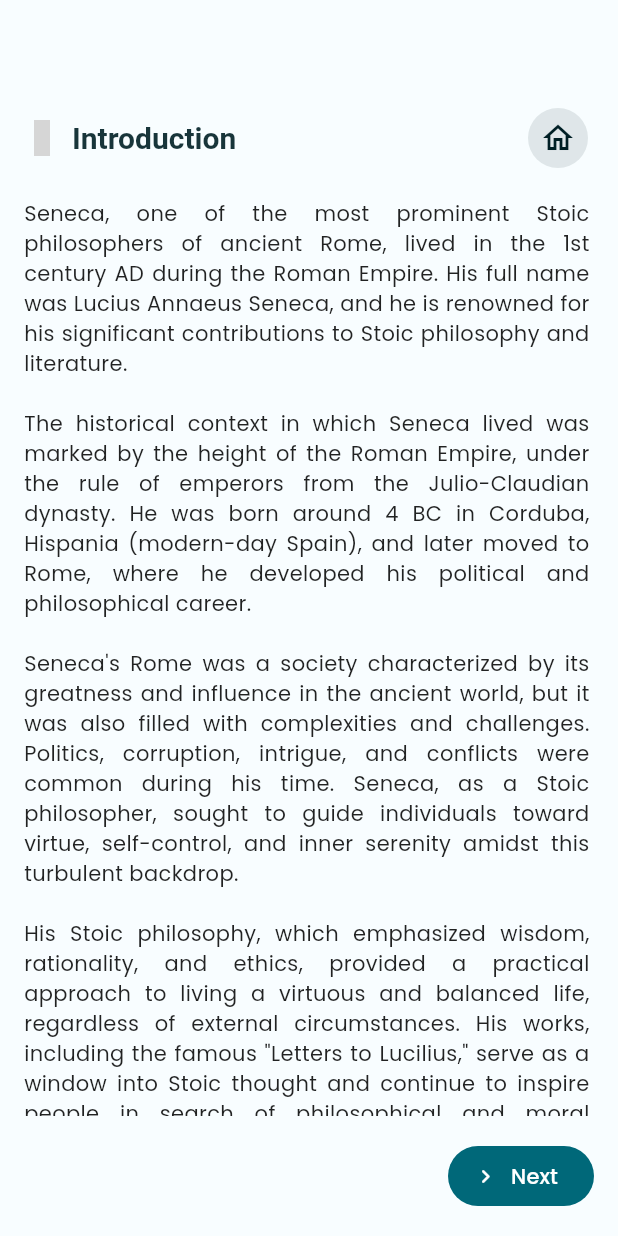
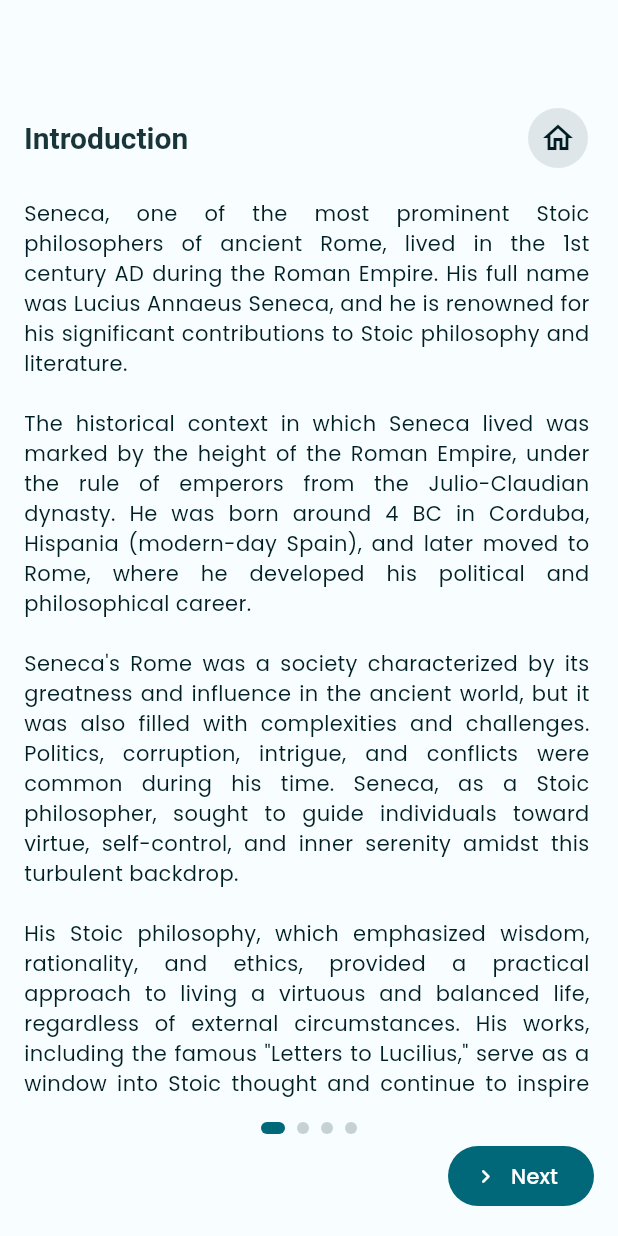
Before and after one commit to JosephKorel/sophis, a Flutter app: the PhilosopherHistoryView screen opened by its route, on a phone screen of 412 x 824 dp. Run offline on Flutter 3.47's test engine with Material 2 defaults, Android fonts, the phone set to English and light mode, and no system bars; drawn by our look-alikes of flutter_animate; our stand-ins replace another_flushbar, bloc, dartz, dio, equatable, flutter_bloc and 7 more; accounts and stored records are empty; Roboto replaces fonts that are missing (Kadwa); grey boxes are pictures that could not be loaded.

Commit message:
feat: create tab indicator for history view; remove icon from title

```diff
--- a/lib/app/story/ui/pages/main.dart
+++ b/lib/app/story/ui/pages/main.dart
@@ -2,6 +2,7 @@ import 'package:flutter/material.dart';
 import 'package:flutter_animate/flutter_animate.dart';
 import 'package:sophis/app/story/domain/chapters.dart';
 import 'package:sophis/app/story/ui/widgets/chapter.dart';
+import 'package:sophis/app/story/ui/widgets/indicator.dart';
 
 class PhilosopherHistoryView extends StatefulWidget {
   const PhilosopherHistoryView({super.key});
@@ -68,7 +69,11 @@ class _PhilosopherHistoryViewState extends State<PhilosopherHistoryView> {
             ),
           ),
           Padding(
-            padding: const EdgeInsets.all(16),
+            padding: const EdgeInsets.only(top: 16, bottom: 4),
+            child: ChapterIndicator(currentIndex: pageIndex),
+          ),
+          Padding(
+            padding: const EdgeInsets.only(bottom: 16, left: 16, right: 16),
             child: Row(
               mainAxisAlignment: MainAxisAlignment.spaceBetween,
               children: [
--- a/lib/app/story/ui/widgets/chapter.dart
+++ b/lib/app/story/ui/widgets/chapter.dart
@@ -6,20 +6,7 @@ import 'package:google_fonts/google_fonts.dart';
 import 'package:sophis/app/home/cubit/philosophers_cubit.dart';
 import 'package:sophis/app/story/domain/chapters.dart';
 import 'package:sophis/app/story/domain/philosopher_history.dart';
-
-/*  DecoratedBox(
-                decoration: BoxDecoration(
-                  shape: BoxShape.circle,
-                  color: Theme.of(context).colorScheme.primary.withOpacity(0.1),
-                ),
-                child: Padding(
-                  padding: const EdgeInsets.all(4),
-                  child: Icon(
-                    widget.chapter.icon(),
-                    color: Theme.of(context).colorScheme.primary,
-                  ),
-                ),
-              ), */
+import 'package:sophis/main.dart';
 
 class HistoryChapterView extends StatefulWidget {
   const HistoryChapterView({required this.chapter, super.key});
@@ -47,16 +34,6 @@ class _HistoryChapterViewState extends State<HistoryChapterView> {
         children: [
           Row(
             children: [
-              Icon(
-                widget.chapter.icon(),
-                color: Theme.of(context).colorScheme.primary,
-              ).animate(delay: .2.seconds).slideX(
-                    begin: -4,
-                    curve: Curves.easeOutCirc,
-                  ),
-              const SizedBox(
-                width: 8,
-              ),
               Expanded(
                 child: Text(
                   widget.chapter.title,
@@ -102,7 +79,9 @@ class _HistoryChapterViewState extends State<HistoryChapterView> {
                 controller: _controller,
                 child: SelectableText(
                   content,
-                  style: Theme.of(context).textTheme.bodyMedium,
+                  style: Theme.of(context).textTheme.bodyMedium!.copyWith(
+                        color: Theme.of(context).colorScheme.onSurface,
+                      ),
                   textAlign: TextAlign.justify,
                 )
                     .animate(delay: .2.seconds)
@@ -111,7 +90,16 @@ class _HistoryChapterViewState extends State<HistoryChapterView> {
                       duration: .8.seconds,
                       curve: Curves.easeOutCirc,
                     )
-                    .shimmer(delay: 1.seconds),
+                    .shimmer(
+                      delay: 1.seconds,
+                      color: context.isDark
+                          ? Theme.of(context)
+                              .colorScheme
+                              .background
+                              .withOpacity(0.4)
+                          : null,
+                      duration: 4.seconds,
+                    ),
               ),
             ),
           ),
--- /dev/null
+++ b/lib/app/story/ui/widgets/indicator.dart
@@ -0,0 +1,38 @@
+import 'package:flutter/material.dart';
+import 'package:sophis/app/story/domain/chapters.dart';
+
+class ChapterIndicator extends StatelessWidget {
+  const ChapterIndicator({required this.currentIndex, super.key});
+
+  final int currentIndex;
+
+  @override
+  Widget build(BuildContext context) {
+    final indicatorWidget = List.generate(
+      HistoryChapters.values.length,
+      (index) {
+        final active = index == currentIndex;
+        return Padding(
+          padding: const EdgeInsets.symmetric(horizontal: 4),
+          child: DecoratedBox(
+            decoration: BoxDecoration(
+              color: active
+                  ? Theme.of(context).colorScheme.primary
+                  : Theme.of(context).colorScheme.onSurface.withOpacity(0.2),
+              borderRadius: BorderRadius.circular(active ? 8 : 4),
+            ),
+            child: SizedBox(
+              height: 8,
+              width: active ? 16 : 8,
+            ),
+          ),
+        );
+      },
+    );
+
+    return Row(
+      mainAxisAlignment: MainAxisAlignment.center,
+      children: indicatorWidget,
+    );
+  }
+}
--- a/lib/main.dart
+++ b/lib/main.dart
@@ -16,7 +16,7 @@ import 'package:sophis/app/story/ui/pages/main.dart';
 import 'package:sophis/injection_container.dart';
 
 extension GetThemeMode on BuildContext {
-  bool get isDark => MediaQuery.of(this).platformBrightness == Brightness.dark;
+  bool get isDark => Theme.of(this).brightness == Brightness.dark;
 }
 
 final _router = GoRouter(
```
